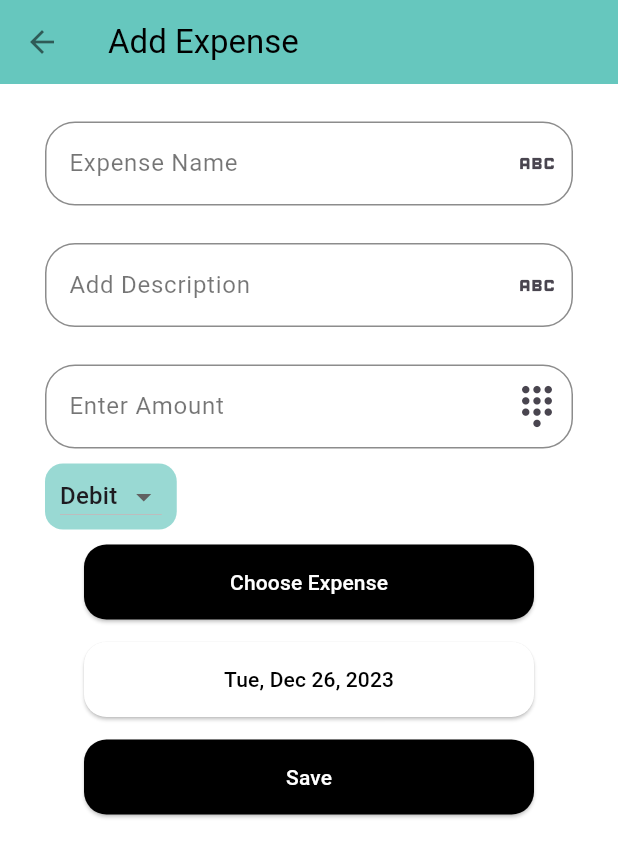
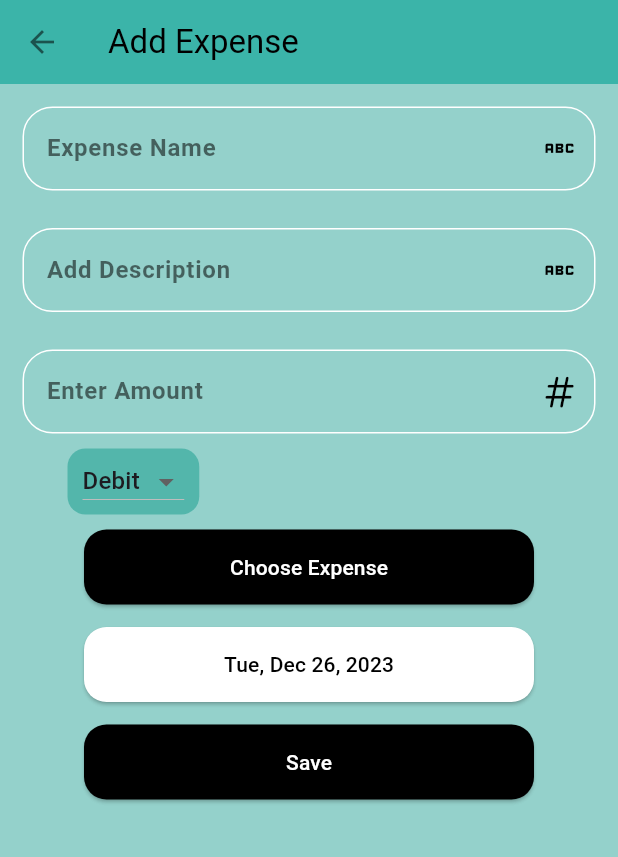
Before and after one commit to oveshdevwala/expense_app_bloc, a Flutter app: the screen it shows after launch, after a tap on the "add" icon, on a phone screen of 412 x 824 dp. Shown: the top 857 px of the screen. Run offline on Flutter 3.47's test engine with Material 3 defaults, Android fonts, the phone set to English and light mode, and no system bars; our stand-ins replace bloc, flutter_bloc, sqflite; accounts and stored records are empty.

Commit message:
fixed Class

```diff
--- a/lib/widgets/custom_widgets.dart
+++ b/lib/app_constant/custom_widgets.dart
@@ -1,9 +1,7 @@
-
 // ignore_for_file: must_be_immutable
 
 import 'package:expense_app/app_constant/colors_const.dart';
 import 'package:flutter/material.dart';
-
 
 class CustomTextField extends StatelessWidget {
   CustomTextField(
@@ -12,19 +10,21 @@ class CustomTextField extends StatelessWidget {
       required this.hintText,
       this.keyboardType = TextInputType.name,
       required this.suffixIcon});
-  Icon suffixIcon;
+  IconData suffixIcon;
   String hintText;
   TextInputType keyboardType;
   TextEditingController controller;
   @override
   Widget build(BuildContext context) {
     return TextField(
+      style: const TextStyle(fontWeight: FontWeight.bold),
       controller: controller,
       keyboardType: keyboardType,
       decoration: InputDecoration(
-        suffixIcon: suffixIcon,
+        suffixIcon: Icon(suffixIcon, size: 25, color: UiColors.black),
         hintText: hintText,
-        hintStyle: const TextStyle(color: UiColors.textBlack54),
+        hintStyle: const TextStyle(
+            color: UiColors.textBlack54, fontWeight: FontWeight.bold),
         border: textFieldBorder(),
         errorBorder: textFieldBorder(),
         enabledBorder: textFieldBorder(),
@@ -36,10 +36,9 @@ class CustomTextField extends StatelessWidget {
   }
 
   OutlineInputBorder textFieldBorder() => OutlineInputBorder(
-      borderSide: const BorderSide(color: UiColors.textBlack45),
+      borderSide: const BorderSide(color: UiColors.white),
       borderRadius: BorderRadius.circular(20));
 }
-
 
 class MyCustomButton extends StatelessWidget {
   MyCustomButton(
--- a/lib/screen/add_expense.dart
+++ b/lib/screen/add_expense.dart
@@ -5,11 +5,12 @@ import 'package:expense_app/app_constant/dummy_const.dart';
 import 'package:expense_app/bloc/exp_bloc.dart';
 import 'package:expense_app/bloc/exp_event.dart';
 import 'package:expense_app/screen/expense_view.dart';
+import 'package:flutter/cupertino.dart';
 import 'package:flutter/material.dart';
 import 'package:flutter_bloc/flutter_bloc.dart';
 import 'package:intl/intl.dart';
 
-import '../widgets/custom_widgets.dart';
+import '../app_constant/custom_widgets.dart';
 
 class AddExpenseScreen extends StatefulWidget {
   const AddExpenseScreen({super.key});
@@ -30,7 +31,7 @@ class _AddExpenseScreenState extends State<AddExpenseScreen> {
   @override
   Widget build(BuildContext context) {
     return Scaffold(
-      backgroundColor: Colors.white,
+      backgroundColor: UiColors.tealBg.withOpacity(0.6),
       appBar: AppBar(
         backgroundColor: UiColors.appbarbg.withOpacity(0.6),
         foregroundColor: UiColors.textBlack54,
@@ -40,15 +41,35 @@ class _AddExpenseScreenState extends State<AddExpenseScreen> {
         ),
       ),
       body: SingleChildScrollView(
+        child: Padding(
+          padding: const EdgeInsets.all(15),
           child: Column(
             children: [
+              CustomTextField(
+                  controller: context.read<ExpBloc>().titleController,
+                  hintText: 'Expense Name',
+                  suffixIcon: Icons.abc),
               const SizedBox(height: 25),
-            ExpTextFields(context: context),
+              CustomTextField(
+                  controller: context.read<ExpBloc>().discController,
+                  hintText: 'Add Description',
+                  suffixIcon: Icons.abc),
+              const SizedBox(height: 25),
+              CustomTextField(
+                  keyboardType: TextInputType.number,
+                  controller: context.read<ExpBloc>().amtController,
+                  hintText: 'Enter Amount',
+                  suffixIcon: CupertinoIcons.number),
               const SizedBox(height: 10),
               expTypeSelctionBt(),
               const SizedBox(height: 10),
-            const ActionButtons(),
+              chooseExpenseBT(),
+              const SizedBox(height: 15),
+              selectDateBT(),
+              const SizedBox(height: 15),
+              saveBt()
             ],
+          ),
         ),
       ),
     );
@@ -61,7 +82,7 @@ class _AddExpenseScreenState extends State<AddExpenseScreen> {
         margin: const EdgeInsets.only(left: 30),
         padding: const EdgeInsets.all(10),
         decoration: BoxDecoration(
-            color: UiColors.appbarbg.withOpacity(0.4),
+            color: UiColors.tealBg.withOpacity(0.9),
             borderRadius: BorderRadius.circular(12)),
         child: DropdownButton(
           isDense: true,
@@ -80,39 +101,8 @@ class _AddExpenseScreenState extends State<AddExpenseScreen> {
       ),
     );
   }
-}
 
-class ActionButtons extends StatelessWidget {
-  const ActionButtons({
-    super.key,
-  });
-
-  @override
-  Widget build(BuildContext context) {
-    return const Column(
-      children: [
-        ChooseExpenseBT(),
-        SizedBox(height: 15),
-        SelectDateBT(),
-        SizedBox(height: 15),
-        SaveBT()
-      ],
-    );
-  }
-}
-
-class SelectDateBT extends StatefulWidget {
-  const SelectDateBT({
-    super.key,
-  });
-
-  @override
-  State<SelectDateBT> createState() => _SelectDateBTState();
-}
-
-class _SelectDateBTState extends State<SelectDateBT> {
-  @override
-  Widget build(BuildContext context) {
+  selectDateBT() {
     return MyCustomButton(
         btName: DateFormat.yMMMEd().format(expDate),
         // btName: "${expDate.year} / ${expDate.month} / ${expDate.day}",
@@ -131,20 +121,8 @@ class _SelectDateBTState extends State<SelectDateBT> {
         bgColor: UiColors.white,
         foreColor: UiColors.black);
   }
-}
 
-class ChooseExpenseBT extends StatefulWidget {
-  const ChooseExpenseBT({
-    super.key,
-  });
-
-  @override
-  State<ChooseExpenseBT> createState() => _ChooseExpenseBTState();
-}
-
-class _ChooseExpenseBTState extends State<ChooseExpenseBT> {
-  @override
-  Widget build(BuildContext context) {
+  chooseExpenseBT() {
     return MyCustomButton(
       bgColor: UiColors.black,
       foreColor: UiColors.white,
@@ -231,62 +209,8 @@ class _ChooseExpenseBTState extends State<ChooseExpenseBT> {
       },
     );
   }
-}
 
-class ExpTextFields extends StatelessWidget {
-  const ExpTextFields({
-    super.key,
-    required this.context,
-  });
-
-  final BuildContext context;
-
-  @override
-  Widget build(BuildContext context) {
-    return Padding(
-      padding: const EdgeInsets.symmetric(horizontal: 30),
-      child: Column(
-        children: [
-          CustomTextField(
-            controller: context.read<ExpBloc>().titleController,
-            hintText: 'Expense Name',
-            suffixIcon: const Icon(
-              Icons.abc,
-              size: 30,
-            ),
-          ),
-          const SizedBox(height: 25),
-          CustomTextField(
-            controller: context.read<ExpBloc>().discController,
-            hintText: 'Add Description',
-            suffixIcon: const Icon(
-              Icons.abc,
-              size: 30,
-            ),
-          ),
-          const SizedBox(height: 25),
-          CustomTextField(
-            keyboardType: TextInputType.number,
-            controller: context.read<ExpBloc>().amtController,
-            hintText: 'Enter Amount',
-            suffixIcon: const Icon(
-              Icons.dialpad_sharp,
-              size: 30,
-            ),
-          ),
-        ],
-      ),
-    );
-  }
-}
-
-class SaveBT extends StatelessWidget {
-  const SaveBT({
-    super.key,
-  });
-
-  @override
-  Widget build(BuildContext context) {
+  saveBt() {
     return MyCustomButton(
         btName: 'Save',
         onTap: () {
--- a/lib/screen/expense_view.dart
+++ b/lib/screen/expense_view.dart
@@ -1,3 +1,4 @@
+
 import 'package:expense_app/app_constant/colors_const.dart';
 import 'package:expense_app/app_constant/dummy_const.dart';
 import 'package:expense_app/bloc/exp_bloc.dart';
@@ -15,22 +16,8 @@ class ExpenseHome extends StatelessWidget {
     context.read<ExpBloc>().add(FetchExpenseEvent());
     return Scaffold(
         backgroundColor: UiColors.tealBg.withOpacity(0.6),
-        appBar: AppBar(
-          leadingWidth: 0,
-          leading: const Text(''),
-          backgroundColor: UiColors.tealBg.withOpacity(0.2),
-          title: const Text("Expense App"),
-        ),
-        floatingActionButton: FloatingActionButton(
-          onPressed: () {
-            Navigator.push(context, MaterialPageRoute(
-              builder: (_) {
-                return const AddExpenseScreen();
-              },
-            ));
-          },
-          child: const Icon(Icons.add),
-        ),
+        appBar: expnseViewAppBar(),
+        floatingActionButton: addExpenseBt(context),
         body: BlocBuilder<ExpBloc, ExpState>(
           builder: (context, state) {
             if (state is ExpLoadingState) {
@@ -52,12 +39,34 @@ class ExpenseHome extends StatelessWidget {
         ));
   }
 
+  AppBar expnseViewAppBar() {
+    return AppBar(
+        leadingWidth: 0,
+        leading: const Text(''),
+        backgroundColor: UiColors.tealBg.withOpacity(0.2),
+        title: const Text("Expense App"),
+      );
+  }
+
+  FloatingActionButton addExpenseBt(BuildContext context) {
+    return FloatingActionButton(
+        onPressed: () {
+          Navigator.push(context, MaterialPageRoute(
+            builder: (_) {
+              return const AddExpenseScreen();
+            },
+          ));
+        },
+        child: const Icon(Icons.add),
+      );
+  }
+
   Padding landscapLay(BuildContext context, ExpLoadedState state) {
     return Padding(
       padding: const EdgeInsets.all(15),
       child: Row(
         children: [
-          Expanded(flex: 1, child: totalBalance()),
+          Expanded(flex: 1, child: totalBalance(fontSize: 20)),
           const SizedBox(width: 10),
           Expanded(
             flex: 3,
@@ -169,21 +178,21 @@ class ExpenseHome extends StatelessWidget {
     );
   }
 
-  Container totalBalance() {
+  Container totalBalance({double fontSize = 30}) {
     return Container(
       padding: const EdgeInsets.all(15),
       decoration: BoxDecoration(
           color: UiColors.tealBg.withOpacity(0.1),
           border: Border.all(color: UiColors.white, width: 2),
           borderRadius: BorderRadius.circular(12)),
-      child: const Column(
+      child: Column(
         mainAxisAlignment: MainAxisAlignment.center,
         children: [
           Text(
             'Total Balance',
-            style: TextStyle(fontSize: 30, fontWeight: FontWeight.bold),
+            style: TextStyle(fontSize: fontSize, fontWeight: FontWeight.bold),
           ),
-          Text(
+          const Text(
             "00.0",
             style: TextStyle(fontSize: 23, fontWeight: FontWeight.bold),
           )
```
Lines whose indentation alone changed are shown as unchanged.
